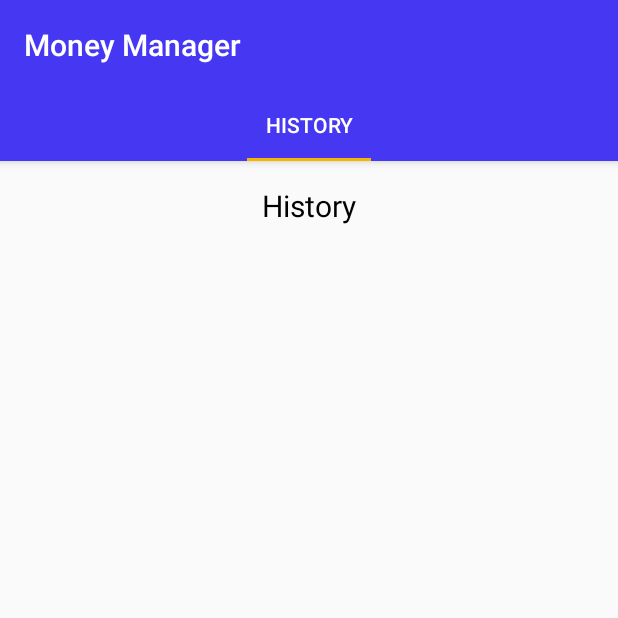
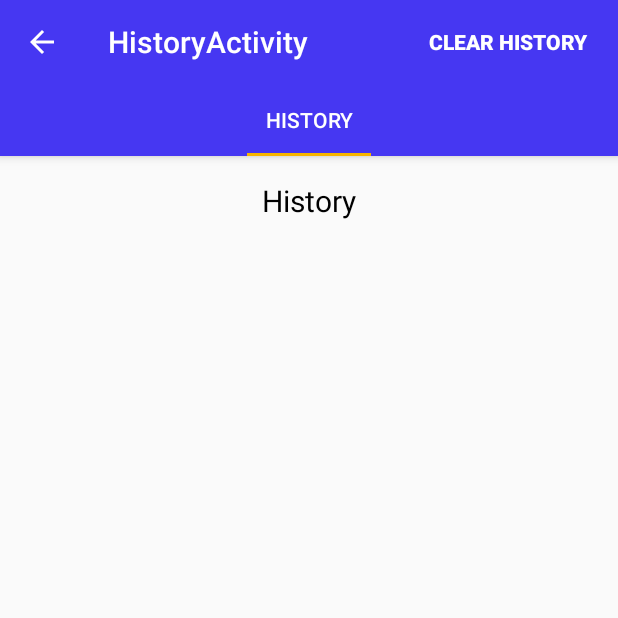
Before and after one commit to taylor-giles/Money-Manager, an Android app: the HistoryActivity screen opened directly, with no data from a screen before it, on a phone screen of 412 x 824 dp, the top half of it. Run offline under Robolectric (Android 15) with nearby library versions, the phone set to English and light mode, and no system bars.

Commit message:
Added clear his

```diff
--- a/app/src/main/java/c/giles/budgetappv11/HistoryActivity.java
+++ b/app/src/main/java/c/giles/budgetappv11/HistoryActivity.java
@@ -7,6 +7,7 @@ import android.support.design.widget.Snackbar;
 import android.support.design.widget.TabLayout;
 import android.support.v4.view.ViewPager;
 import android.support.v7.app.AppCompatActivity;
+import android.support.v7.widget.Toolbar;
 import android.view.Menu;
 import android.view.MenuItem;
 import android.view.View;
@@ -19,11 +20,18 @@ public class HistoryActivity extends AppCompatActivity {
 
     private SectionsPageAdapter sectionsPageAdapter;
     private ViewPager viewPager;
+    private HistoryFragment historyFragment;
 
     @Override
     protected void onCreate(Bundle savedInstanceState) {
         super.onCreate(savedInstanceState);
         setContentView(R.layout.activity_history);
+
+        Toolbar toolbar = (Toolbar) findViewById(R.id.history_toolbar);
+        setSupportActionBar(toolbar);
+        getSupportActionBar().setDisplayHomeAsUpEnabled(true);
+        getSupportActionBar().setDisplayShowHomeEnabled(true);
+
         SectionsPagerAdapter sectionsPagerAdapter = new SectionsPagerAdapter(this, getSupportFragmentManager());
         ViewPager viewPager = findViewById(R.id.view_pager);
         viewPager.setAdapter(sectionsPagerAdapter);
@@ -39,11 +47,23 @@ public class HistoryActivity extends AppCompatActivity {
     }
 
     private void setupViewPager(ViewPager viewPager){
+        historyFragment = new HistoryFragment();
         SectionsPageAdapter adapter = new SectionsPageAdapter(getSupportFragmentManager());
-        adapter.addFragment(new HistoryFragment(), "History");
+        adapter.addFragment(historyFragment, "History");
         //adapter.addFragment(new TrendsFragment(), "Trends");
         //TODO uncomment this line^ when Trends fragment is finished
 
         viewPager.setAdapter(adapter);
     }
+
+    public void clearHistory(View view){
+        historyFragment.clearHistory(view);
+    }
+
+    @Override
+    public boolean onSupportNavigateUp() {
+        onBackPressed();
+        return true;
+    }
+
 }
--- a/app/src/main/java/c/giles/budgetappv11/HistoryItem.java
+++ b/app/src/main/java/c/giles/budgetappv11/HistoryItem.java
@@ -90,7 +90,7 @@ public class HistoryItem {
             fillerSpace.setLayoutParams(new LinearLayout.LayoutParams(0, LinearLayout.LayoutParams.MATCH_PARENT, 1));
         } else {
             nameView.setTextColor(context.getColor(android.R.color.holo_blue_dark));
-            leftPadding.setLayoutParams(new LinearLayout.LayoutParams(400, LinearLayout.LayoutParams.MATCH_PARENT));
+            leftPadding.setLayoutParams(new LinearLayout.LayoutParams(300, LinearLayout.LayoutParams.MATCH_PARENT));
             timePadding.setLayoutParams(new LinearLayout.LayoutParams(50, LinearLayout.LayoutParams.MATCH_PARENT));
             rightPadding.setLayoutParams(new LinearLayout.LayoutParams(20, LinearLayout.LayoutParams.MATCH_PARENT));
             fillerSpace.setLayoutParams(new LinearLayout.LayoutParams(0, LinearLayout.LayoutParams.MATCH_PARENT,1));
--- a/app/src/main/java/c/giles/budgetappv11/MainActivity.java
+++ b/app/src/main/java/c/giles/budgetappv11/MainActivity.java
@@ -733,11 +733,11 @@ public class MainActivity extends AppCompatActivity implements DepositDialog.Dep
             if(budget.isPartitioned()){
                 if(!budget.isAmountBased()){
                     budget.deposit((budget.getPartitionValue() / 100) * Double.parseDouble(amount));
-                    historyDataList.add(new HistoryData(budget, Double.parseDouble(amount), (GregorianCalendar) Calendar.getInstance(), paycheckData));
+                    historyDataList.add(new HistoryData(budget, (budget.getPartitionValue() / 100) * Double.parseDouble(amount), (GregorianCalendar) Calendar.getInstance(), paycheckData));
                     remainingAmount = remainingAmount - (budget.getPartitionValue() / 100) * Double.parseDouble(amount);
                 } else {
                     budget.deposit(budget.getPartitionValue());
-                    historyDataList.add(new HistoryData(budget, Double.parseDouble(amount), (GregorianCalendar) Calendar.getInstance(), paycheckData));
+                    historyDataList.add(new HistoryData(budget, budget.getPartitionValue(), (GregorianCalendar) Calendar.getInstance(), paycheckData));
                     //TODO MAKE SURE THE AMOUNT-BASED PARTITIONS DON'T EXCEED PAYCHECK AMOUNT
                     remainingAmount = remainingAmount - budget.getPartitionValue();
                 }
--- a/app/src/main/res/layout/activity_history.xml
+++ b/app/src/main/res/layout/activity_history.xml
@@ -11,15 +11,29 @@
         android:layout_height="wrap_content"
         android:theme="@style/AppTheme.AppBarOverlay">
 
-        <TextView
-            android:id="@+id/title"
-            android:layout_width="wrap_content"
+        <android.support.v7.widget.Toolbar
+            android:id="@+id/history_toolbar"
+            android:layout_width="match_parent"
             android:layout_height="wrap_content"
-            android:gravity="center"
-            android:minHeight="?actionBarSize"
-            android:padding="@dimen/appbar_padding"
-            android:text="@string/app_name"
-            android:textAppearance="@style/TextAppearance.Widget.AppCompat.Toolbar.Title" />
+            android:background="?attr/colorPrimary"
+            android:minHeight="?attr/actionBarSize"
+            android:theme="?attr/actionBarTheme">
+
+
+            <Button
+                android:id="@+id/clear_button"
+                style="@style/Widget.AppCompat.Button.Borderless"
+                android:layout_width="wrap_content"
+                android:layout_height="wrap_content"
+                android:layout_gravity="end|center_horizontal"
+                android:background="@color/colorPrimary"
+                android:onClick="clearHistory"
+                android:paddingStart="20dp"
+                android:paddingEnd="20dp"
+                android:text="@string/clear_history"
+                android:textColor="@android:color/white"
+                android:textStyle="bold" />
+        </android.support.v7.widget.Toolbar>
 
         <android.support.design.widget.TabLayout
             android:id="@+id/tabs"
--- a/app/src/main/res/values/colors.xml
+++ b/app/src/main/res/values/colors.xml
@@ -1,7 +1,7 @@
 <?xml version="1.0" encoding="utf-8"?>
 <resources>
-    <color name="colorPrimary">#4637f2</color>
-    <color name="colorPrimaryDark">#0e00af</color>
+    <color name="colorPrimary">#4637F2</color>
+    <color name="colorPrimaryDark">#0E00AF</color>
     <color name="colorAccent">#f7b500</color>
     <color name="light_gray">#e8e8e8</color>
 </resources>
--- a/app/src/main/res/values/strings.xml
+++ b/app/src/main/res/values/strings.xml
@@ -70,5 +70,6 @@
     <string name="tab_text_1">Tab 1</string>
     <string name="tab_text_2">Tab 2</string>
     <string name="history">History</string>
+    <string name="clear_history">Clear History</string>
 
 </resources>
```
Also changed, not shown: app/src/main/java/c/giles/budgetappv11/views/HistoryFragment.java (+43 -0 lines), 1 other file.
